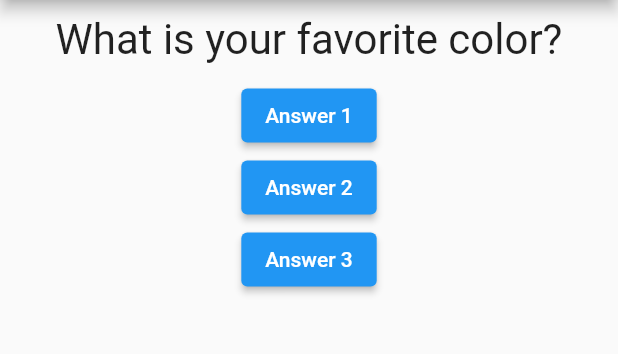
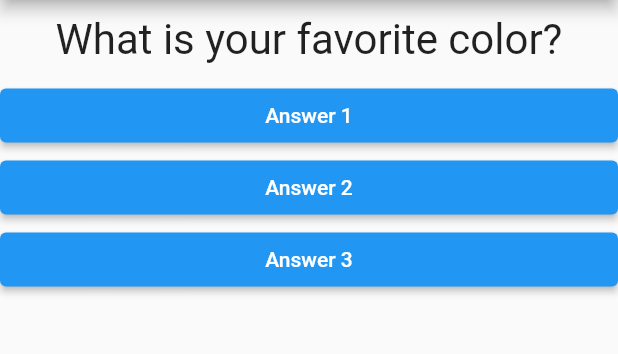
Before and after one commit to jimmy-lan/flutter_quiz_app, a Flutter app: the screen it shows after launch, on a phone screen of 412 x 824 dp, the part 84-438 px from its top. Run offline on Flutter 3.47's test engine with Material 2 defaults, Android fonts, the phone set to English and light mode, and no system bars.

Commit message:
Add callback field

```diff
--- a/lib/answer.dart
+++ b/lib/answer.dart
@@ -2,8 +2,9 @@ import 'package:flutter/material.dart';
 
 class Answer extends StatelessWidget {
   final String answerText;
+  final Function onPressed;
 
-  Answer(this.answerText);
+  Answer({this.answerText, this.onPressed});
 
   @override
   Widget build(BuildContext context) {
@@ -11,11 +12,12 @@ class Answer extends StatelessWidget {
       width: double.infinity,
       child: ElevatedButton(
         style: ButtonStyle(
-            backgroundColor: MaterialStateProperty.all(Colors.blue)),
+            backgroundColor: MaterialStateProperty.all(Colors.blue),
+            foregroundColor: MaterialStateProperty.all(Colors.white)
+        ),
         child: Text(answerText),
-        onPressed: null,
+        onPressed: onPressed,
       ),
     );
   }
-
 }
--- a/lib/main.dart
+++ b/lib/main.dart
@@ -1,4 +1,5 @@
 import 'package:flutter/material.dart';
+import 'package:flutter_quiz_app/answer.dart';
 import 'package:flutter_quiz_app/question.dart';
 
 void main() => runApp(MyApp());
@@ -34,9 +35,9 @@ class _MyAppState extends State<MyApp> {
             body: Column(
               children: [
                 Question(questions[_questionIndex]),
-                ElevatedButton(onPressed: answerQuestion, child: Text("Answer 1")),
-                ElevatedButton(onPressed: answerQuestion, child: Text("Answer 2")),
-                ElevatedButton(onPressed: answerQuestion, child: Text("Answer 3")),
+                Answer(answerText: "Answer 1", onPressed: answerQuestion,),
+                Answer(answerText: "Answer 2", onPressed: answerQuestion,),
+                Answer(answerText: "Answer 3", onPressed: answerQuestion,),
               ],
             )
         )
```
